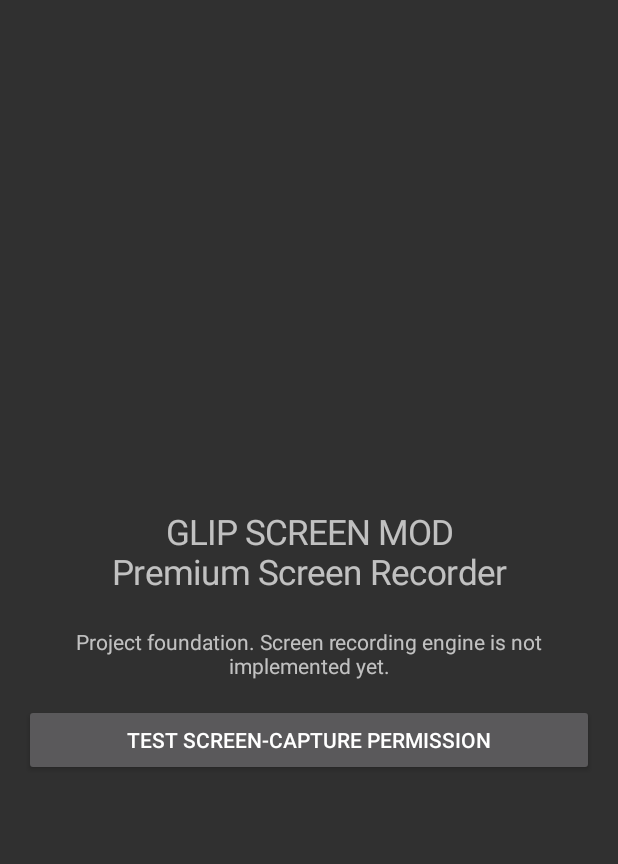
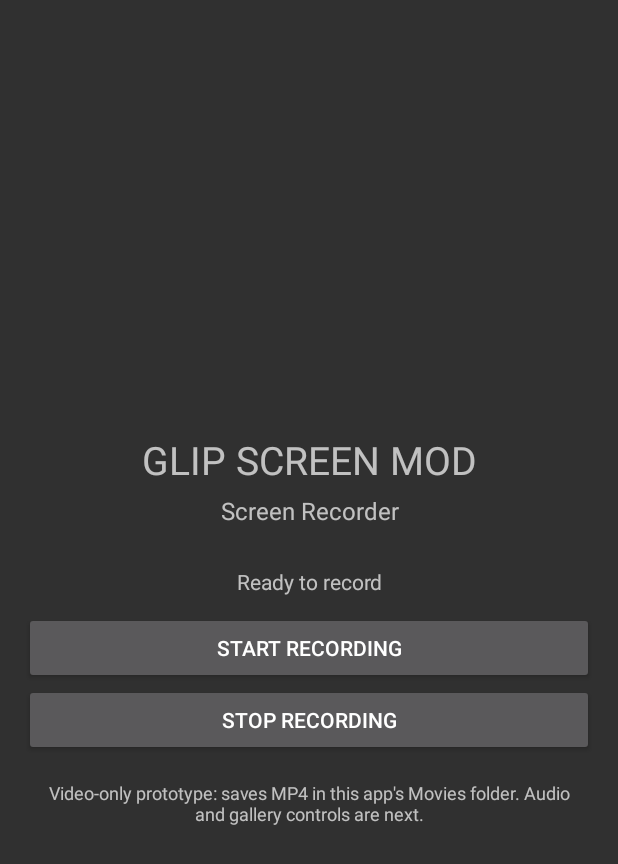
Before and after one commit to klovvandreass/glipscreen-mod, an Android app: the screen it shows after launch (MainActivity), on a phone screen of 412 x 824 dp. Shown: the top 864 px of the screen. Run offline under Robolectric (Android 15) with nearby library versions, the phone set to English and light mode, and no system bars.

Commit message:
Implement start/stop capture controls

```diff
--- a/app/src/main/java/com/glipscreen/mod/MainActivity.kt
+++ b/app/src/main/java/com/glipscreen/mod/MainActivity.kt
@@ -11,36 +11,84 @@ import android.widget.TextView
 
 class MainActivity : Activity() {
     private val captureRequest = 4101
+    private lateinit var status: TextView
 
     override fun onCreate(savedInstanceState: Bundle?) {
         super.onCreate(savedInstanceState)
 
         val title = TextView(this).apply {
-            text = "GLIP SCREEN MOD\nPremium Screen Recorder"
-            textSize = 23f
+            text = "GLIP SCREEN MOD"
+            textSize = 26f
             gravity = Gravity.CENTER
-            setPadding(24, 48, 24, 24)
+            setPadding(20, 36, 20, 8)
         }
-        val description = TextView(this).apply {
-            text = "Project foundation. Screen recording engine is not implemented yet."
+        val subtitle = TextView(this).apply {
+            text = "Screen Recorder"
+            textSize = 16f
+            gravity = Gravity.CENTER
+            setPadding(20, 0, 20, 24)
+        }
+        status = TextView(this).apply {
+            text = "Ready to record"
             textSize = 14f
             gravity = Gravity.CENTER
-            setPadding(24, 8, 24, 24)
+            setPadding(20, 16, 20, 16)
         }
         val start = Button(this).apply {
-            text = "Test screen-capture permission"
+            text = "Start recording"
             setOnClickListener {
                 val manager = getSystemService(MEDIA_PROJECTION_SERVICE) as MediaProjectionManager
                 startActivityForResult(manager.createScreenCaptureIntent(), captureRequest)
             }
         }
+        val stop = Button(this).apply {
+            text = "Stop recording"
+            setOnClickListener {
+                startService(Intent(this@MainActivity, RecordingService::class.java).apply {
+                    action = RecordingService.ACTION_STOP
+                })
+                status.text = "Stopping recording…"
+            }
+        }
+        val note = TextView(this).apply {
+            text = "Video-only prototype: saves MP4 in this app's Movies folder. Audio and gallery controls are next."
+            textSize = 12f
+            gravity = Gravity.CENTER
+            setPadding(20, 24, 20, 12)
+        }
+
         setContentView(LinearLayout(this).apply {
             orientation = LinearLayout.VERTICAL
             gravity = Gravity.CENTER
             setPadding(24, 24, 24, 24)
             addView(title)
-            addView(description)
+            addView(subtitle)
+            addView(status)
             addView(start)
+            addView(stop)
+            addView(note)
         })
     }
+
+    @Deprecated("Uses the compatible Activity result callback for broad Android support.")
+    override fun onActivityResult(requestCode: Int, resultCode: Int, data: Intent?) {
+        super.onActivityResult(requestCode, resultCode, data)
+        if (requestCode == captureRequest) {
+            if (resultCode == RESULT_OK && data != null) {
+                val serviceIntent = Intent(this, RecordingService::class.java).apply {
+                    action = RecordingService.ACTION_START
+                    putExtra(RecordingService.EXTRA_RESULT_CODE, resultCode)
+                    putExtra(RecordingService.EXTRA_RESULT_DATA, data)
+                }
+                if (android.os.Build.VERSION.SDK_INT >= android.os.Build.VERSION_CODES.O) {
+                    startForegroundService(serviceIntent)
+                } else {
+                    startService(serviceIntent)
+                }
+                status.text = "Recording started"
+            } else {
+                status.text = "Screen-capture permission cancelled"
+            }
+        }
+    }
 }
```
